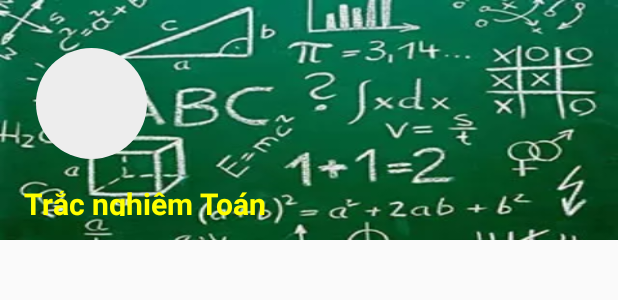
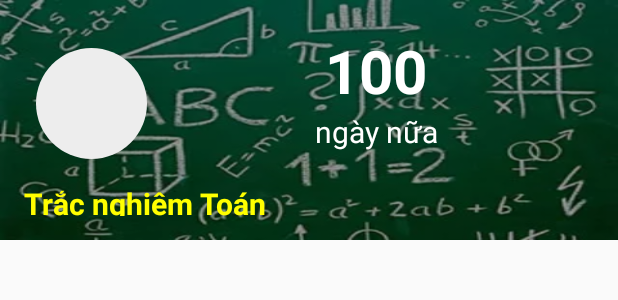
Before and after one commit to uethackathon2017/Alpha-Go, an Android app: the layout nav_header.xml on its own in the app's theme, with its tools: preview values and no code run, on a phone screen of 412 x 824 dp. Shown: the top 300 px of the screen. Run offline under Robolectric (Android 15) with nearby library versions, the phone set to English and light mode, and no system bars.

Commit message:
Fix lỗi

```diff
--- a/app/src/main/java/com/quang/tracnghiemtoan/acivities/MainActivity.java
+++ b/app/src/main/java/com/quang/tracnghiemtoan/acivities/MainActivity.java
@@ -154,13 +154,13 @@ public class MainActivity extends AppCompatActivity implements NavigationView.On
         if (keyCode == KeyEvent.KEYCODE_BACK) {
             AlertDialog.Builder builder = new AlertDialog.Builder(this);
             builder.setMessage("Bạn có chắc chắn muốn thoát không?");
-            builder.setPositiveButton("Đúng", new DialogInterface.OnClickListener() {
+            builder.setPositiveButton("Có", new DialogInterface.OnClickListener() {
                 @Override
                 public void onClick(DialogInterface dialog, int which) {
                     finish();
                 }
             });
-            builder.setNegativeButton("Sai", new DialogInterface.OnClickListener() {
+            builder.setNegativeButton("Không", new DialogInterface.OnClickListener() {
                 @Override
                 public void onClick(DialogInterface dialog, int which) {
                     dialog.dismiss();
--- a/app/src/main/res/layout/nav_header.xml
+++ b/app/src/main/res/layout/nav_header.xml
@@ -5,11 +5,22 @@
     android:background="@drawable/nav_wall"
     android:gravity="bottom"
     android:orientation="vertical"
+    android:theme="@style/ThemeOverlay.AppCompat.Dark">
+
+    <LinearLayout
+        android:layout_width="match_parent"
+        android:layout_height="wrap_content"
+        android:background="#62000000"
+        android:orientation="vertical"
         android:paddingBottom="@dimen/activity_vertical_margin"
         android:paddingLeft="@dimen/activity_horizontal_margin"
         android:paddingRight="@dimen/activity_horizontal_margin"
-    android:paddingTop="@dimen/activity_vertical_margin"
-    android:theme="@style/ThemeOverlay.AppCompat.Dark">
+        android:paddingTop="@dimen/activity_vertical_margin">
+
+        <LinearLayout
+            android:layout_width="match_parent"
+            android:layout_height="wrap_content"
+            android:orientation="horizontal">
 
             <de.hdodenhof.circleimageview.CircleImageView
                 android:id="@+id/imageViewAvatar"
@@ -18,13 +29,43 @@
                 android:paddingTop="@dimen/nav_header_vertical_spacing"
                 android:src="@color/colangWhite" />
 
+            <LinearLayout
+                android:layout_width="match_parent"
+                android:layout_height="wrap_content"
+                android:layout_gravity="center"
+                android:orientation="vertical">
+
+                <TextView
+                    android:layout_width="wrap_content"
+                    android:layout_height="wrap_content"
+                    android:layout_gravity="center"
+                    android:text="100"
+                    android:textColor="#ffffff"
+                    android:textSize="40sp"
+                    android:textStyle="bold" />
+
+                <TextView
+                    android:layout_width="wrap_content"
+                    android:layout_height="wrap_content"
+                    android:layout_gravity="center"
+                    android:text="ngày nữa"
+                    android:textColor="#ffffff"
+                    android:textSize="20sp" />
+            </LinearLayout>
+
+
+        </LinearLayout>
+
+
         <TextView
             android:id="@+id/textViewName"
             android:layout_width="wrap_content"
             android:layout_height="wrap_content"
             android:paddingTop="@dimen/nav_header_vertical_spacing"
             android:text="@string/app_name"
+            android:textColor="#FFFF00"
             android:textSize="20sp"
-        android:textColor="#FFFF00"
             android:textStyle="bold" />
     </LinearLayout>
+
+</LinearLayout>
```
Lines whose indentation alone changed are shown as unchanged.
